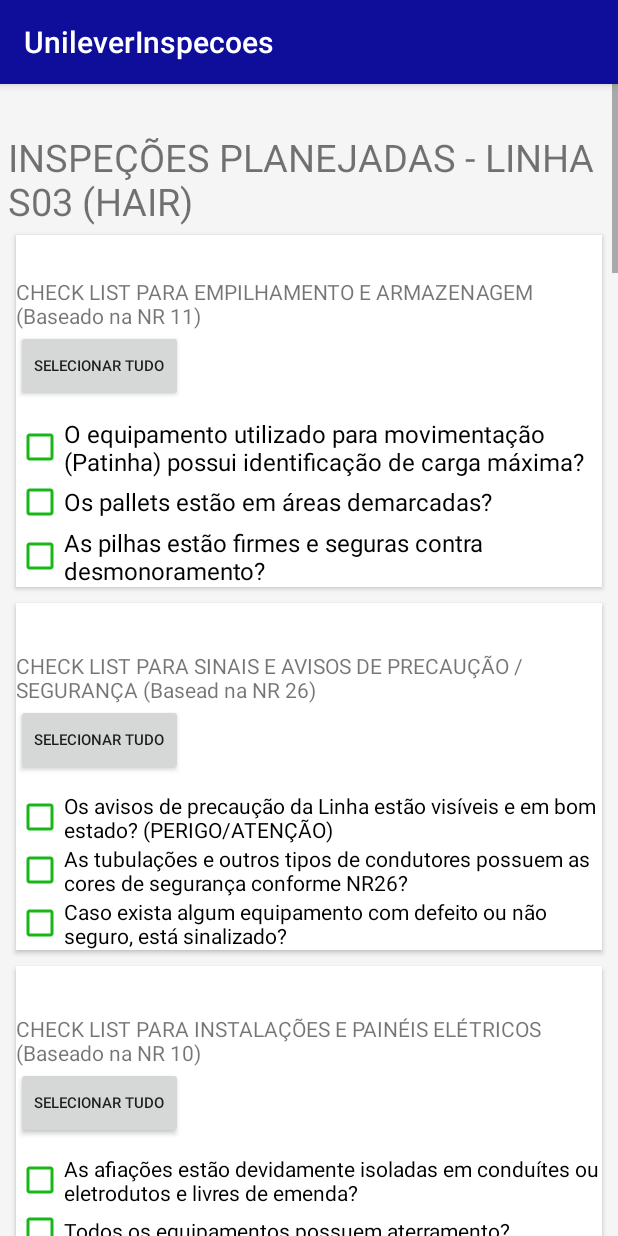
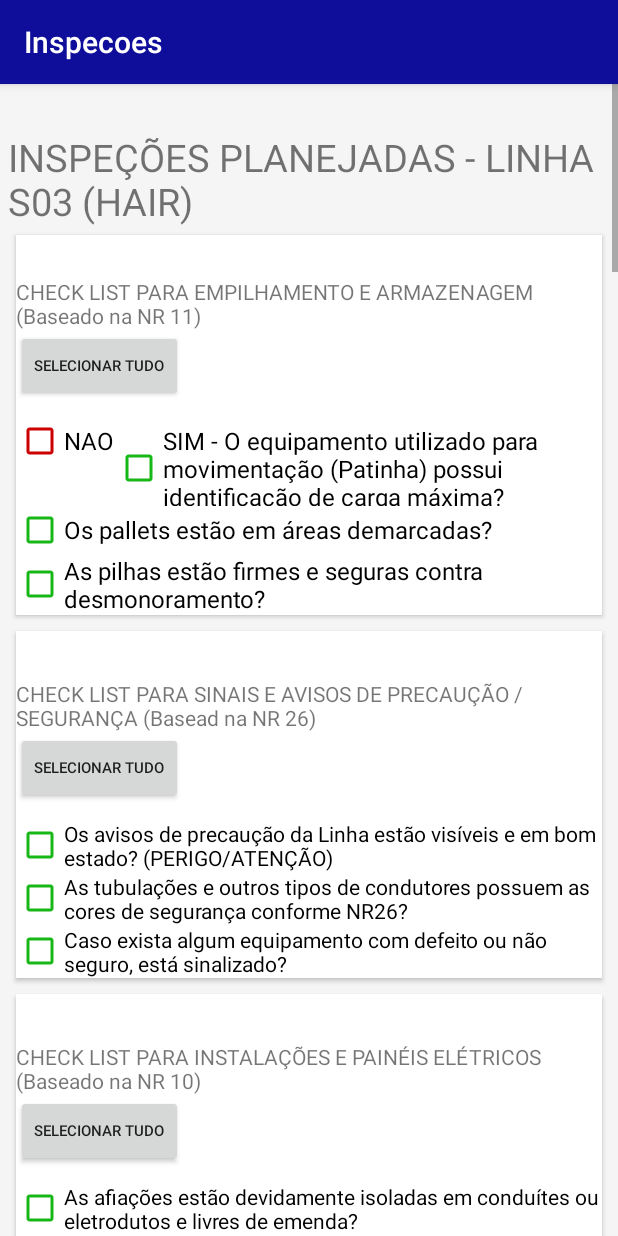
Before and after one commit to paulocleo/Inspecoes, an Android app: the S03Activity screen opened directly, with no data from a screen before it, on a phone screen of 412 x 824 dp. Run offline under Robolectric (Android 15) with nearby library versions, the phone set to English and light mode, and no system bars.

Commit message:
Implementacao check "nao" e camera para item 01_01.

```diff
--- a/app/src/main/res/layout/activity_s03.xml
+++ b/app/src/main/res/layout/activity_s03.xml
@@ -1,5 +1,6 @@
 <?xml version="1.0" encoding="utf-8"?>
 <ScrollView xmlns:android="http://schemas.android.com/apk/res/android"
+    xmlns:app="http://schemas.android.com/apk/res-auto"
     xmlns:tools="http://schemas.android.com/tools"
     android:id="@+id/activity_s03"
     android:layout_width="match_parent"
@@ -49,17 +50,37 @@
                 android:id="@+id/btSelecionaCk1"
                 android:textSize="10dp"/>
 
-            <CheckBox
-                android:text="O equipamento utilizado para movimentação (Patinha) possui identificação de carga máxima?"
+            <LinearLayout
                 android:layout_width="match_parent"
                 android:layout_height="wrap_content"
-                android:id="@+id/checkBox"
-                android:layout_marginTop="10dp"
-                android:layout_below="@+id/textView2"
-                android:layout_alignParentLeft="true"
-                android:layout_alignParentStart="true"
-                android:buttonTint="#18b718"
-                android:textSize="16sp" />
+                android:orientation="horizontal">
+
+                <CheckBox
+                    android:text="NAO"
+                    android:layout_width="wrap_content"
+                    android:layout_height="wrap_content"
+                    android:id="@+id/checkBox1_1_nao"
+                    android:layout_marginTop="10dp"
+                    android:buttonTint="@android:color/holo_red_dark"
+                    android:textSize="16sp" />
+                <CheckBox
+                    android:text="SIM - O equipamento utilizado para movimentação (Patinha) possui identificação de carga máxima?"
+                    android:layout_width="wrap_content"
+                    android:layout_height="wrap_content"
+                    android:id="@+id/checkBox"
+                    android:layout_marginTop="10dp"
+                    android:buttonTint="#18b718"
+                    android:textSize="16sp" />
+
+                <ImageView
+                    android:id="@+id/btCamera1_1"
+                    android:layout_width="30dp"
+                    android:layout_height="30dp"
+                    android:background="@drawable/camera"
+                    android:layout_marginTop="10dp"
+                    android:layout_marginLeft="20dp"/>
+            </LinearLayout>
+
 
             <CheckBox
                 android:text="Os pallets estão em áreas demarcadas?"
--- a/app/src/main/res/values/strings.xml
+++ b/app/src/main/res/values/strings.xml
@@ -1,3 +1,3 @@
 <resources>
-    <string name="app_name">UnileverInspecoes</string>
+    <string name="app_name">Inspecoes</string>
 </resources>
```
Also changed, not shown: app/src/main/res/layout/activity_resultado.xml (+40 -41 lines), app/src/main/res/drawable/camera.png (added), app/src/main/res/drawable/check.png (added).
